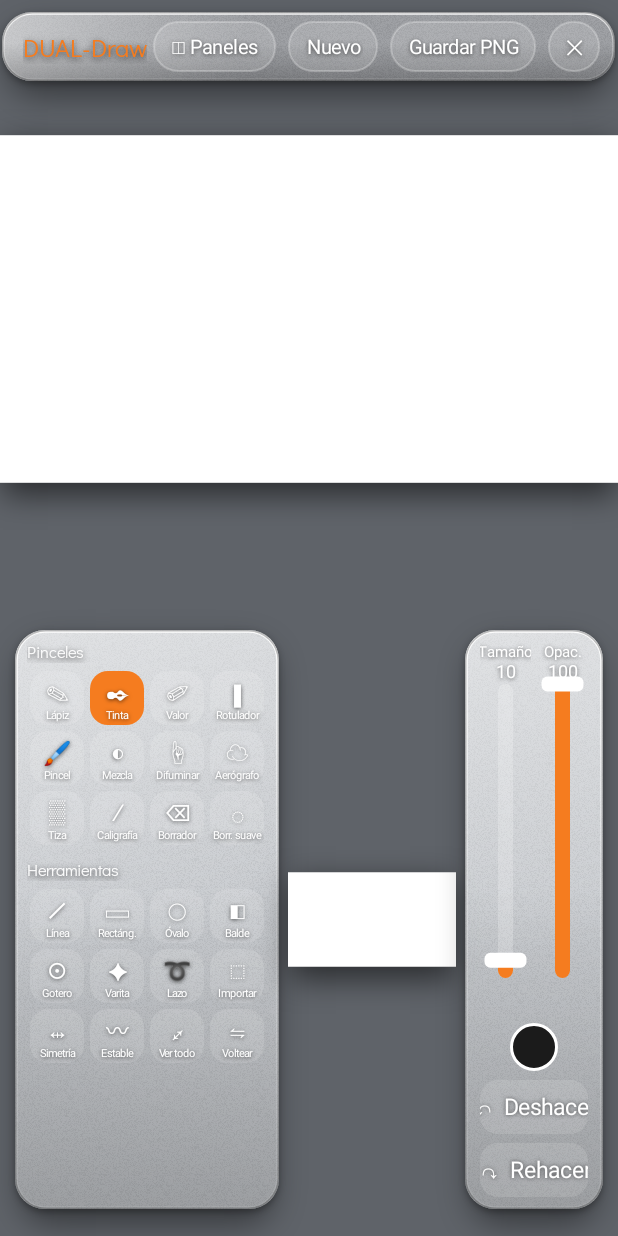
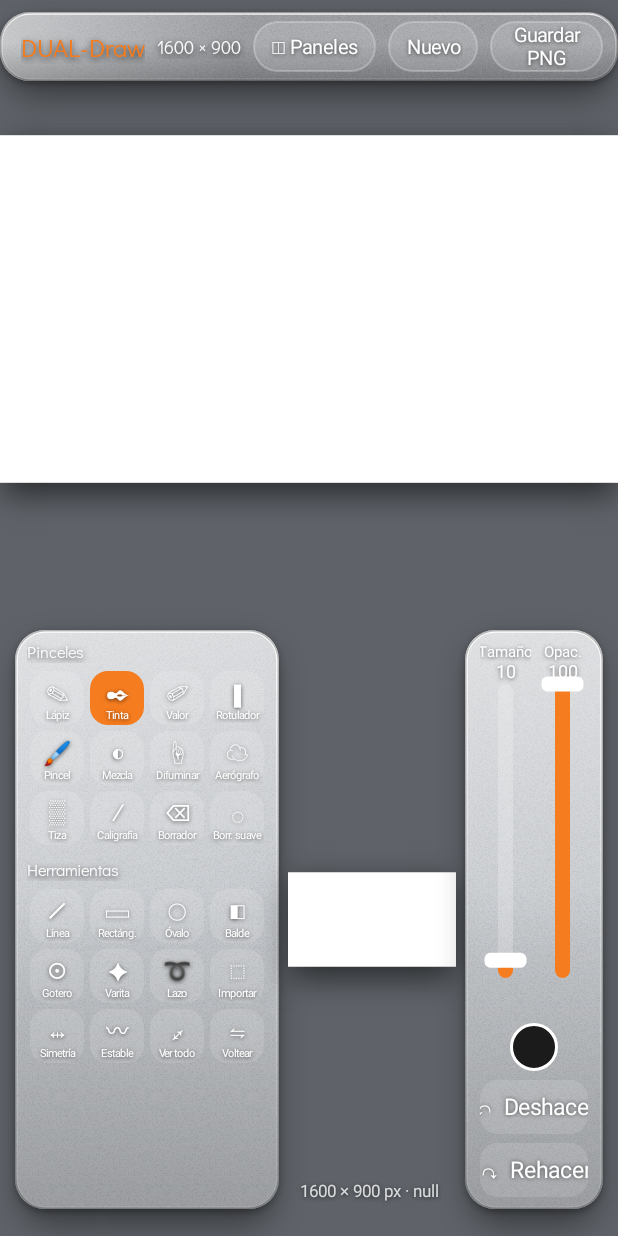
Before and after one commit to edoloco/ChronOS, an Android app: the DualDrawActivity screen opened directly, with no data from a screen before it, after a tap on "Cancelar", on a phone screen of 412 x 824 dp. Run offline under Robolectric (Android 15) with nearby library versions, the phone set to English and light mode, and no system bars; network calls fail; pictures from the network do not load.

Commit message:
DUAL-Draw: el marco del encuadre viejo quedaba encima del dibujo nuevo (se veía rectangular); tamaño y versión a la vista
Co-Authored-By: Claude Opus 5.5 <noreply@anthropic.com>
Claude-Session: https://claude.ai/code/session_01SQ4rRccTX7HrCpuW2fbWLJ

```diff
--- a/app/src/main/java/cl/mesadoble/DualDrawActivity.java
+++ b/app/src/main/java/cl/mesadoble/DualDrawActivity.java
@@ -83,7 +83,7 @@ public class DualDrawActivity extends Activity implements Link.Listener {
     private ValueBar valueBar;          // "Valor de trazo": grosor en vivo con la otra mano
     private float valueLevel;
     private LinearLayout selBar;        // selección: borrar, invertir, quitar, tolerancia
-    private TextView tolLabel;
+    private TextView tolLabel, sizeLabel;
     private int selTol;
 
     private int dp(float v) { return Math.round(v * dp); }
@@ -243,6 +243,9 @@ public class DualDrawActivity extends Activity implements Link.Listener {
         TextView t = label("DUAL-Draw", 17);
         t.setTextColor(ORANGE);
         top.addView(t);
+        sizeLabel = label("", 12);
+        sizeLabel.setPadding(dp(8), 0, dp(4), 0);
+        top.addView(sizeLabel);
         top.addView(pill("◫ Paneles", v -> { panelsOn = !panelsOn; applyPanels(); }));
         top.addView(pill("Nuevo", v -> new Ui.Sheet(this).title("¿Empezar un dibujo nuevo?").message("Se borra el dibujo actual (guarda antes un PNG si lo quieres).")
                 .button("Cancelar", false, null).button("Nuevo", true, this::askSize).show()));
@@ -639,10 +642,12 @@ public class DualDrawActivity extends Activity implements Link.Listener {
     private int seenW, seenH;
 
     private void changed() {
+        if (sizeLabel != null) sizeLabel.setText(doc.W + " × " + doc.H);
         if (doc.W != seenW || doc.H != seenH) {   // dibujo nuevo de otro tamaño: se vuelve a encuadrar
             if (seenW != 0) Toast.makeText(this, "Dibujo de " + doc.W + " × " + doc.H + " px", Toast.LENGTH_SHORT).show();
             seenW = doc.W; seenH = doc.H;
-            if (editor != null && editor.getWidth() > 0) editor.fit();
+            if (viewer != null) viewer.frame = null;   // el marco del encuadre anterior ya no sirve (era de otro tamaño)
+            if (editor != null && editor.getWidth() > 0) { editor.lastViewSent = 0; editor.fit(); }
             if (viewer != null && viewer.getWidth() > 0) { viewer.fit(); viewer.rebuildBlur(); }
         }
         if (selBar != null) selBar.setVisibility(tool == T_WAND || tool == T_LASSO || doc.hasSel ? View.VISIBLE : View.GONE);
@@ -1041,7 +1046,7 @@ public class DualDrawActivity extends Activity implements Link.Listener {
         private long lastT;
         private float z0, ox0, oy0, mx0, my0, dist0;
         private final List<Float> lasso = new ArrayList<>();
-        private Paint sheetShadow;
+        private Paint sheetShadow, info;
         private final Paint selP = new Paint(Paint.FILTER_BITMAP_FLAG), lassoP = new Paint(Paint.ANTI_ALIAS_FLAG);
 
         Board(boolean edit) {
@@ -1092,7 +1097,7 @@ public class DualDrawActivity extends Activity implements Link.Listener {
             oy = vh >= doc.H ? -(vh - doc.H) / 2f : Math.max(0, Math.min(doc.H - vh, oy));
         }
 
-        private long lastViewSent;
+        long lastViewSent;
 
         private void sendView() {
             if (!edit) return;
@@ -1120,14 +1125,15 @@ public class DualDrawActivity extends Activity implements Link.Listener {
             c.drawRect(dst.left + 2 * dp, dst.top + 6 * dp, dst.right - 2 * dp, dst.bottom + 9 * dp, sheetShadow);
             doc.draw(c, dst);
             if (sym) c.drawLine(dst.centerX(), dst.top, dst.centerX(), dst.bottom, axis);
-            if (doc.hasSel && doc.sel != null) c.drawBitmap(doc.sel, null, dst, selP);   // lo seleccionado, en celeste
+            if (doc.hasSel && doc.sel != null) c.drawBitmap(doc.sel, null, dst, selP);
+  // lo seleccionado, en celeste
             if (edit && lasso.size() >= 4) {
                 android.graphics.Path lp = new android.graphics.Path();
                 lp.moveTo((lasso.get(0) - ox) * zoom, (lasso.get(1) - oy) * zoom);
                 for (int i = 2; i + 1 < lasso.size(); i += 2) lp.lineTo((lasso.get(i) - ox) * zoom, (lasso.get(i + 1) - oy) * zoom);
                 c.drawPath(lp, lassoP);
             }
-            if (!edit && frame != null && (frame.width() < doc.W - 2 || frame.height() < doc.H - 2))
+            if (!edit && frame != null && frame.right <= doc.W + 1 && frame.bottom <= doc.H + 1 && (frame.width() < doc.W - 2 || frame.height() < doc.H - 2))
                 c.drawRect(dst.left + frame.left * zoom, dst.top + frame.top * zoom, dst.left + frame.right * zoom, dst.top + frame.bottom * zoom, framePaint);
             if (edit && shaping) {   // vista previa de la forma
                 prev.setColor(DrawDoc.eraser(brush) ? 0x88FF4444 : color);
@@ -1138,6 +1144,10 @@ public class DualDrawActivity extends Activity implements Link.Listener {
                 else c.drawOval(new RectF(Math.min(ax, bx), Math.min(ay, by), Math.max(ax, bx), Math.max(ay, by)), prev);
             }
             c.restore();
+            if (edit) {   // tamaño del dibujo y versión, abajo a la izquierda
+                if (info == null) { info = new Paint(Paint.ANTI_ALIAS_FLAG); info.setColor(0xCCFFFFFF); info.setTextSize(11 * dp); info.setShadowLayer(2 * dp, 0, dp / 2, 0x99000000); }
+                c.drawText(doc.W + " × " + doc.H + " px · " + Updater.installedVersion(getContext()), 8 * dp, getHeight() - 8 * dp, info);
+            }
         }
 
         private float sxv(float x) { return flip ? getWidth() - x : x; }
```
